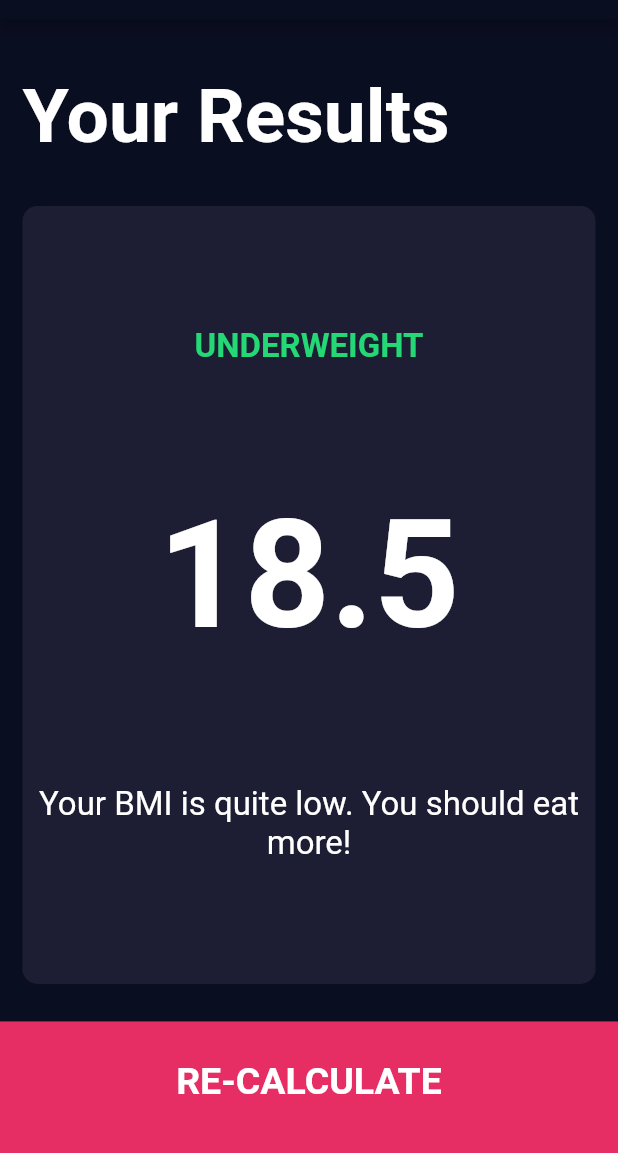
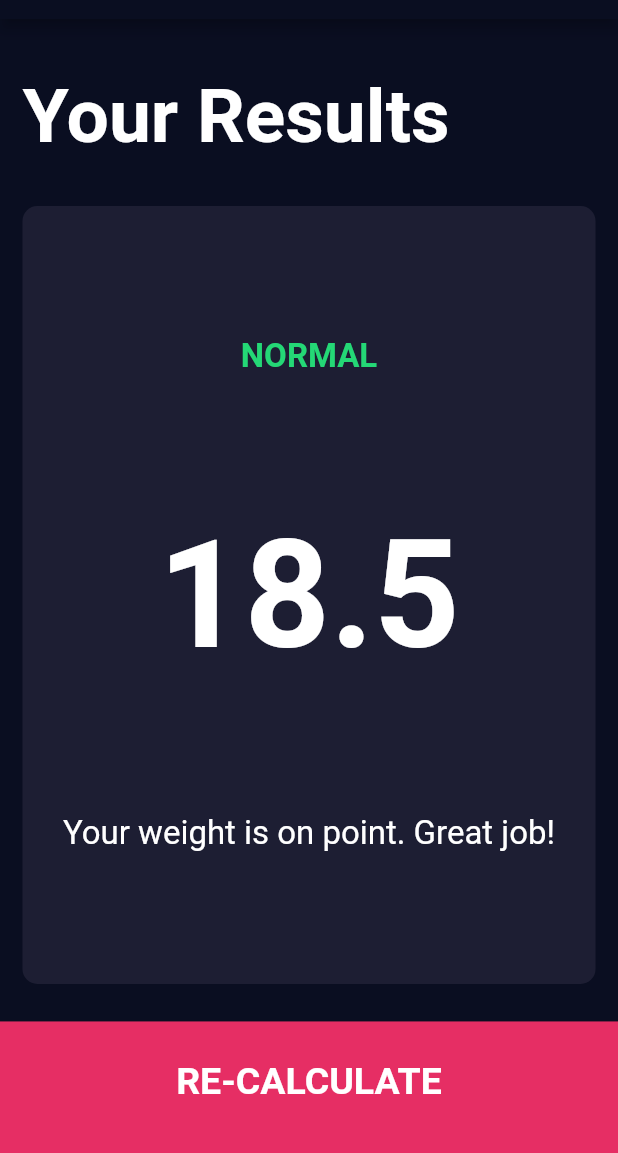
Before and after one commit to SyndraDewar/bmi-calculator, a Flutter app: the screen it shows after launch, after a tap on "CALCULATE", on a phone screen of 412 x 824 dp, the part 65-1218 px from its top. Run offline on Flutter 3.47's test engine with Material 2 defaults, Android fonts, the phone set to English and light mode, and no system bars; our stand-ins replace font_awesome_flutter.

Commit message:
all done!

```diff
--- /dev/null
+++ b/lib/claculator_brain.dart
@@ -0,0 +1,37 @@
+import 'package:flutter/material.dart';
+import 'dart:math';
+
+class CalculatorBrain {
+
+  int weight;
+  int height;
+  double _bmi;
+
+  CalculatorBrain({@required this.weight, @required this.height});
+
+  String calculateBMI () {
+    _bmi = weight / pow(height/100, 2);
+    return _bmi.toStringAsFixed(1);
+}
+
+  String getResult () {
+    if (_bmi >= 25){
+      return 'Overweight';
+    } else if (_bmi > 18.5) {
+      return 'Normal';
+    } else {
+      return 'Underweight';
+    }
+  }
+
+  String getInterpretation (){
+    if (_bmi >= 25){
+      return 'You seem to have gained some extra baggage. You should cut down on the takeout';
+    } else if (_bmi > 18.5) {
+      return 'Your weight is on point. Great job!';
+    } else {
+      return 'You\re a little underfed. Treat yourself more!';
+    }
+  }
+
+}
--- a/lib/input_page.dart
+++ b/lib/input_page.dart
@@ -7,6 +7,7 @@ import 'card_content.dart';
 import 'constants.dart';
 import 'bottom_button.dart';
 import 'round_icon_button.dart';
+import 'claculator_brain.dart';
 
 
 enum Gender { male, female }
@@ -210,9 +211,14 @@ class _InputPageState extends State<InputPage> {
           ),
           BottomButton(
             onTap: (){
+              CalculatorBrain calc = CalculatorBrain(weight: weight, height: height);
               Navigator.push(
                 context,
-                MaterialPageRoute(builder: (context) => ResultsPage()
+                MaterialPageRoute(builder: (context) => ResultsPage(
+                  bmiText: calc.calculateBMI(),
+                  resultText: calc.getResult(),
+                  interpretationText: calc.getInterpretation(),
+                )
                 ),);
             },
             text: 'CALCULATE',
--- a/lib/results_page.dart
+++ b/lib/results_page.dart
@@ -1,11 +1,14 @@
 import 'package:bmi_calculator/constants.dart';
 import 'package:flutter/cupertino.dart';
 import 'package:flutter/material.dart';
-import 'input_page.dart';
 import 'reusable_card.dart';
 import 'bottom_button.dart';
 
 class ResultsPage extends StatelessWidget {
+  final String bmiText;
+  final String resultText;
+  final String interpretationText;
+  ResultsPage({@required this.bmiText, @required this.resultText, @required this.interpretationText});
 
   @override
   Widget build(BuildContext context) {
@@ -37,15 +40,14 @@ class ResultsPage extends StatelessWidget {
                 crossAxisAlignment: CrossAxisAlignment.center,
                 children: [
                   Text(
-                    'UNDERWEIGHT',
-                    style: kResultTextStyle,
-                  ),
+                    resultText.toUpperCase(),
+                    style: kResultTextStyle),
                   Text(
-                    '18.5',
+                    bmiText,
                     style: kBMITextStyle,
                   ),
                   Text(
-                    'Your BMI is quite low. You should eat more!',
+                    interpretationText,
                     style: kBodyTextStyle,
                     textAlign: TextAlign.center,
                   ),
```
